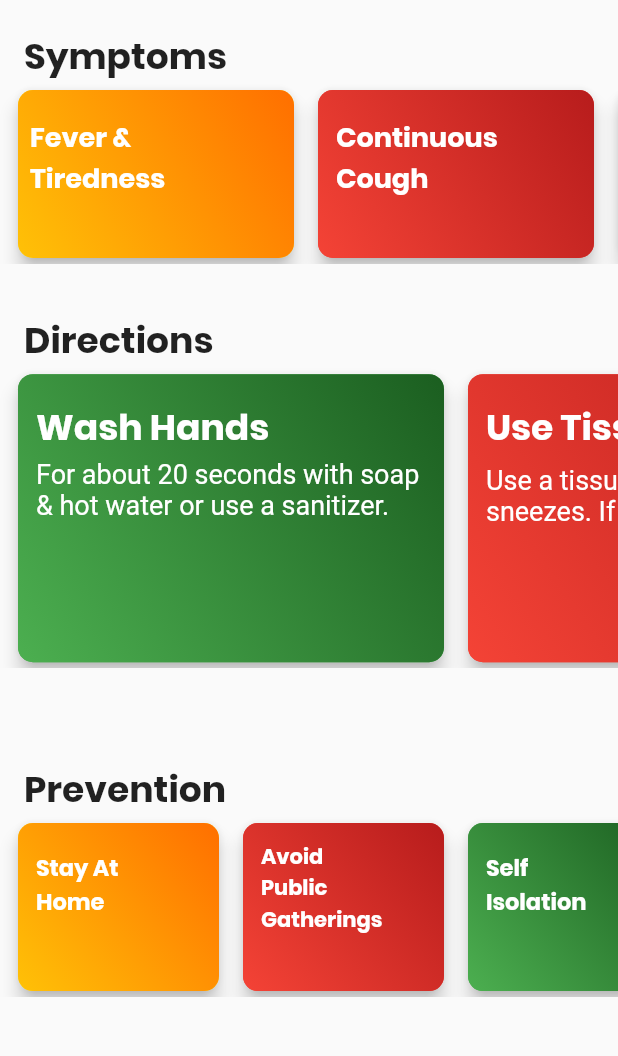
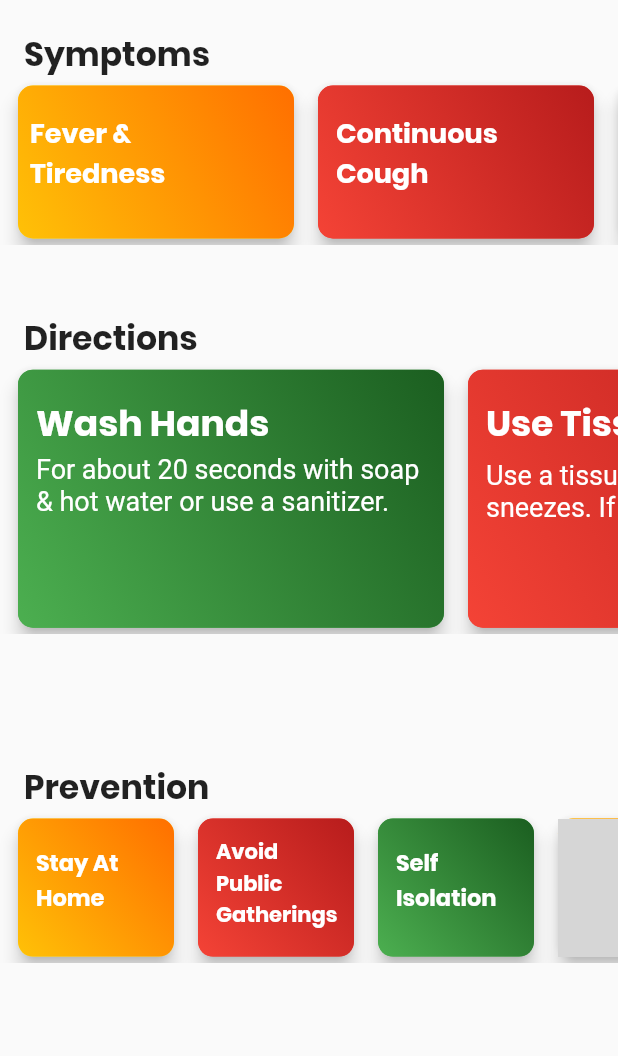
Before and after one commit to Siddharth-14/covid_19, a Flutter app: the Guideline screen opened directly, on a phone screen of 412 x 824 dp, the part 84-1140 px from its top. Run offline on Flutter 3.47's test engine with Material 2 defaults, Android fonts, the phone set to English and light mode, and no system bars; our stand-ins replace get_it; network calls fail; Roboto replaces fonts that are missing (Poppins-Medium); grey boxes are pictures that could not be loaded.

Commit message:
Updated Guidelines

```diff
--- a/lib/guideline.dart
+++ b/lib/guideline.dart
@@ -39,7 +39,7 @@ class Guideline extends StatelessWidget {
                         style:
                         TextStyle(
                             color: Colors.black87,
-                            fontSize: 24.0,
+                            fontSize: 22.0,
                             fontWeight: FontWeight.bold,
                             fontFamily: 'Poppins'
                         ),
@@ -53,7 +53,7 @@ class Guideline extends StatelessWidget {
                         child: Center(
                           child: SizedBox(
                             width: 200.0,
-                            height: 120.0,
+                            height: 110.0,
                             child: Padding(
                               padding: const EdgeInsets.only(left: 8.0),
                               child: new Card(
@@ -116,7 +116,7 @@ class Guideline extends StatelessWidget {
                         child: Center(
                           child: SizedBox(
                             width: 200.0,
-                            height: 120.0,
+                            height: 110.0,
                             child: Padding(
                               padding: const EdgeInsets.only(left: 8.0),
                               child: new Card(
@@ -177,7 +177,7 @@ class Guideline extends StatelessWidget {
                       new Container(
                         child: SizedBox(
                           width: 200.0,
-                          height: 120.0,
+                          height: 110.0,
                           child: Padding(
                             padding: const EdgeInsets.only(left: 8.0),
                             child: new Card(
@@ -252,7 +252,7 @@ class Guideline extends StatelessWidget {
                           style:
                           TextStyle(
                               color: Colors.black87,
-                              fontSize: 24.0,
+                              fontSize: 22.0,
                               fontWeight: FontWeight.bold,
                               fontFamily: 'Poppins'
                           ),
@@ -272,7 +272,7 @@ class Guideline extends StatelessWidget {
                           child: Center(
                             child: SizedBox(
                               width: 300.0,
-                              height: 200.0,
+                              height: 180.0,
                               child: Padding(
                                 padding: const EdgeInsets.only(left: 8.0),
                                 child: new Card(
@@ -347,7 +347,7 @@ class Guideline extends StatelessWidget {
                           child: Center(
                             child: SizedBox(
                               width: 300.0,
-                              height: 200.0,
+                              height: 180.0,
                               child: Padding(
                                 padding: const EdgeInsets.only(left: 8.0),
                                 child: new Card(
@@ -421,7 +421,7 @@ class Guideline extends StatelessWidget {
                         new Container(
                           child: SizedBox(
                             width: 300.0,
-                            height: 200.0,
+                            height: 180.0,
                             child: Padding(
                               padding: const EdgeInsets.only(left: 8.0),
                               child: new Card(
@@ -506,7 +506,7 @@ class Guideline extends StatelessWidget {
                           style:
                           TextStyle(
                               color: Colors.black87,
-                              fontSize: 24.0,
+                              fontSize: 22.0,
                               fontWeight: FontWeight.bold,
                               fontFamily: 'Poppins'
                           ),
@@ -532,8 +532,8 @@ class Guideline extends StatelessWidget {
                         new Container(
                           child: Center(
                             child: SizedBox(
-                              width: 150.0,
-                              height: 120.0,
+                              width: 120.0,
+                              height: 100.0,
                               child: Padding(
                                 padding: const EdgeInsets.only(left: 8.0),
                                 child: new Card(
@@ -595,8 +595,8 @@ class Guideline extends StatelessWidget {
                         new Container(
                           child: Center(
                             child: SizedBox(
-                              width: 150.0,
-                              height: 120.0,
+                              width: 120.0,
+                              height: 100.0,
                               child: Padding(
                                 padding: const EdgeInsets.only(left: 8.0),
                                 child: new Card(
@@ -658,8 +658,8 @@ class Guideline extends StatelessWidget {
                         new Container(
                           child: Center(
                             child: SizedBox(
-                              width: 150.0,
-                              height: 120.0,
+                              width: 120.0,
+                              height: 100.0,
                               child: Padding(
                                 padding: const EdgeInsets.only(left: 8.0),
                                 child: new Card(
@@ -721,8 +721,8 @@ class Guideline extends StatelessWidget {
                         new Container(
                           child: Center(
                             child: SizedBox(
-                              width: 150.0,
-                              height: 120.0,
+                              width: 120.0,
+                              height: 100.0,
                               child: Padding(
                                 padding: const EdgeInsets.only(left: 8.0),
                                 child: new Card(
```
